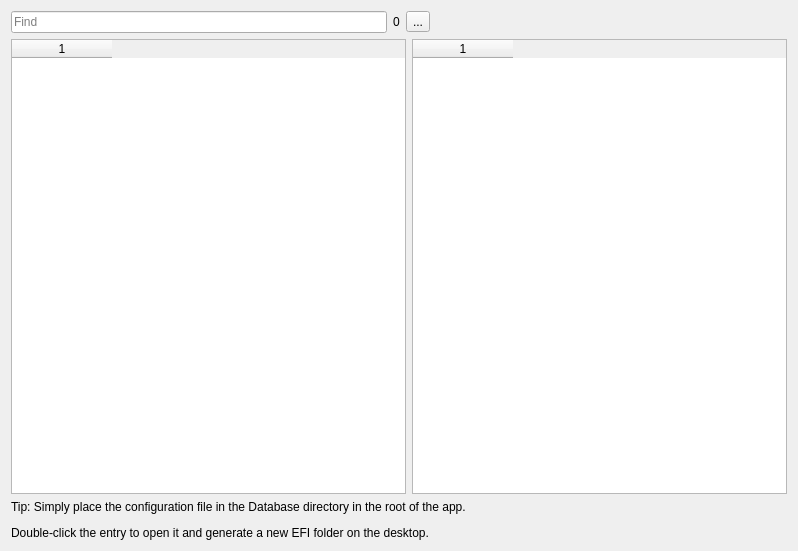
ic005k/OCAuxiliaryTools, file dlgdatabase.ui: the form before one commit.
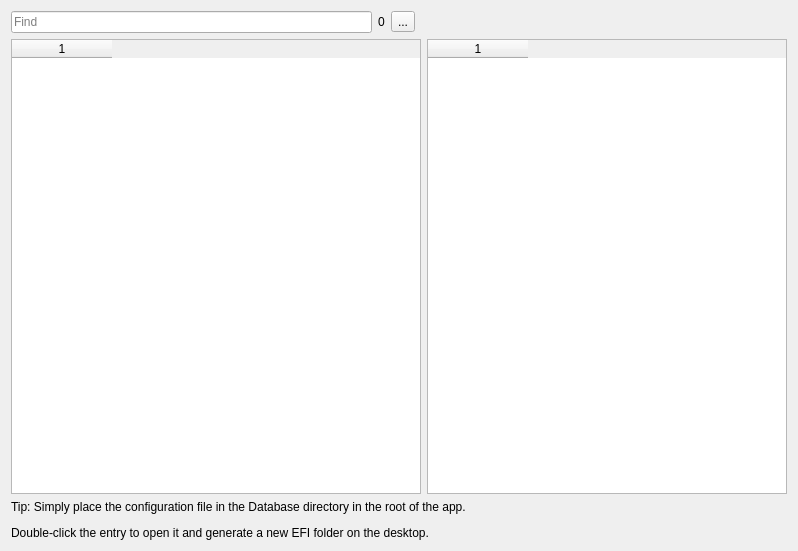
The form after the commit. Icons and pictures are not drawn.

Patch:
```diff
--- a/dlgdatabase.ui
+++ b/dlgdatabase.ui
@@ -31,7 +31,7 @@
      </property>
     </widget>
    </item>
-   <item row="0" column="2" colspan="2">
+   <item row="0" column="2">
     <widget class="QToolButton" name="btnFind">
      <property name="text">
       <string>...</string>
@@ -48,7 +48,7 @@
      </property>
     </widget>
    </item>
-   <item row="1" column="0" colspan="3">
+   <item row="1" column="0" colspan="4">
     <widget class="QTableWidget" name="tableDatabase">
      <property name="columnCount">
       <number>1</number>
@@ -56,7 +56,7 @@
      <column/>
     </widget>
    </item>
-   <item row="1" column="3">
+   <item row="1" column="4">
     <widget class="QTableWidget" name="tableDatabaseFind">
      <property name="columnCount">
       <number>1</number>
@@ -64,7 +64,7 @@
      <column/>
     </widget>
    </item>
-   <item row="2" column="0" colspan="4">
+   <item row="2" column="0" colspan="5">
     <widget class="QLabel" name="label">
      <property name="text">
       <string>&lt;html&gt;&lt;head/&gt;&lt;body&gt;&lt;p&gt;Tip: Simply place the configuration file in the Database directory in the root of the app.&lt;/p&gt;&lt;p&gt;Double-click the entry to open it and generate a new EFI folder on the desktop.&lt;/p&gt;&lt;/body&gt;&lt;/html&gt;</string>
```
